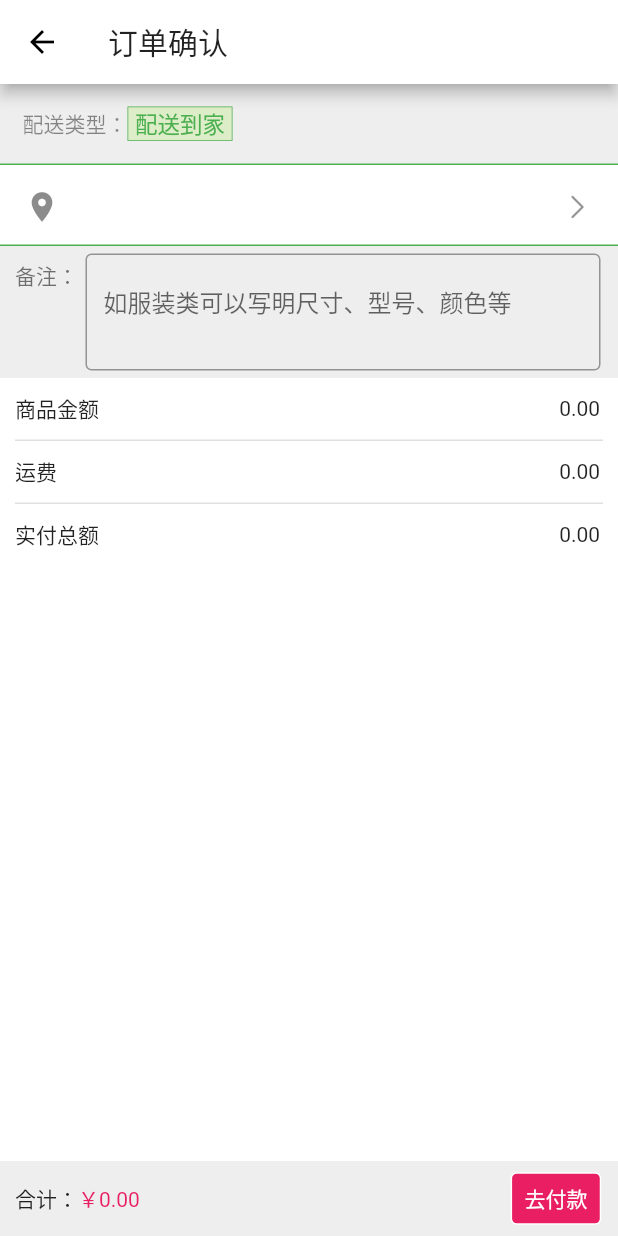
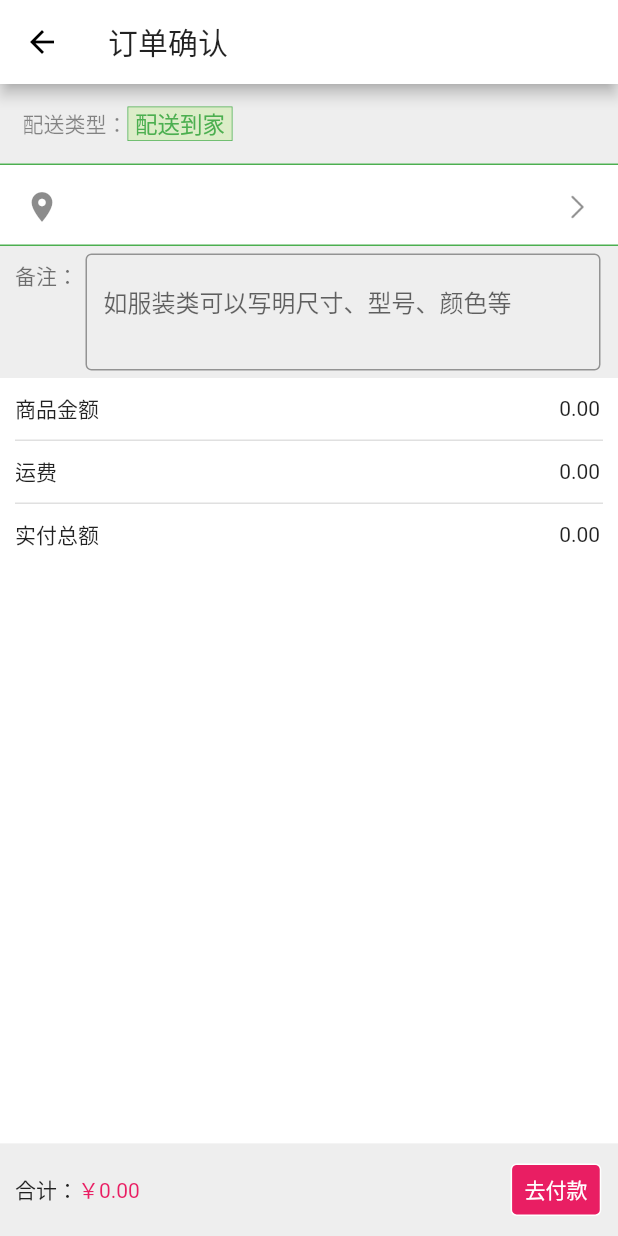
Before and after one commit to haolizi/electricity_flutter, a Flutter app: the OrderPayPage screen opened directly, on a phone screen of 412 x 824 dp. Run offline on Flutter 3.47's test engine with Material 2 defaults, Android fonts, the light colour scheme and no system bars; our stand-ins replace dio, fluro, flutter_easyrefresh, flutter_html, flutter_screenutil, flutter_spinkit and 3 more; accounts and stored records are empty; network calls fail; statements that could not run were skipped.

Commit message:
fix bugs

```diff
--- a/lib/pages/order/views/order_bottom_widget.dart
+++ b/lib/pages/order/views/order_bottom_widget.dart
@@ -17,7 +17,7 @@ class BottomWidget extends StatelessWidget {
     return Container(
       padding: EdgeInsets.fromLTRB(10, 0, 10, 0),
       width: ScreenUtil().setWidth(750),
-      height: 50,
+      height: ScreenUtil().setHeight(100),
       color: Colors.grey[200],
       child: Row(
         children: <Widget>[
```
Also changed, not shown: lib/pages/home/views/home_category_widget.dart (+6 -5 lines), images/screen6.png (added), images/screen7.png (added), 1 other file.
